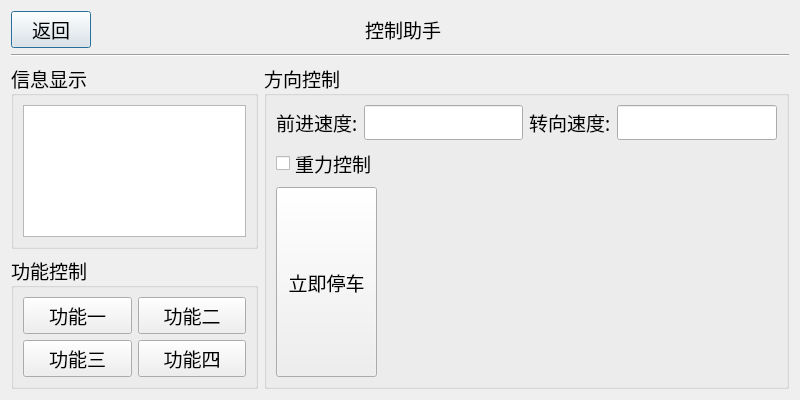
Old version of the form controlwindow.ui in the repository ZzzzzzS/uper2018.
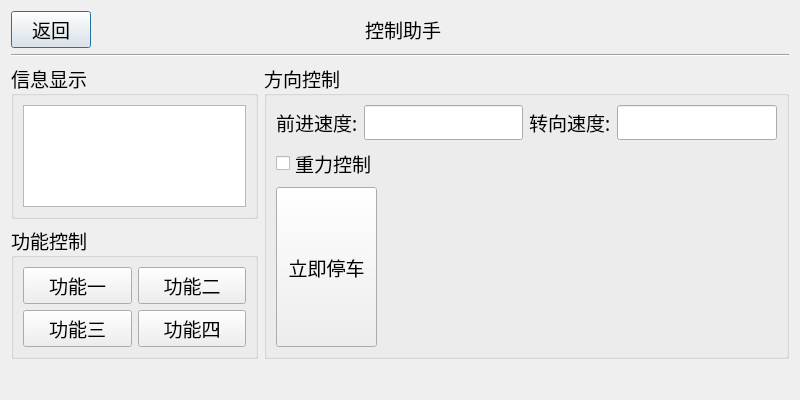
New version of the form.

The edit to the form file:
```diff
--- a/controlwindow.ui
+++ b/controlwindow.ui
@@ -92,7 +92,14 @@
            </property>
            <layout class="QGridLayout" name="gridLayout_3">
             <item row="0" column="0">
-             <widget class="QTextEdit" name="MessageEdit"/>
+             <widget class="QTextEdit" name="MessageEdit">
+              <property name="documentTitle">
+               <string/>
+              </property>
+              <property name="readOnly">
+               <bool>true</bool>
+              </property>
+             </widget>
             </item>
            </layout>
           </widget>
@@ -237,6 +244,22 @@
        </item>
       </layout>
      </item>
+     <item>
+      <spacer name="verticalSpacer">
+       <property name="orientation">
+        <enum>Qt::Vertical</enum>
+       </property>
+       <property name="sizeType">
+        <enum>QSizePolicy::Fixed</enum>
+       </property>
+       <property name="sizeHint" stdset="0">
+        <size>
+         <width>20</width>
+         <height>30</height>
+        </size>
+       </property>
+      </spacer>
+     </item>
     </layout>
    </item>
   </layout>
```
Left out of the diff: 12 changed lines with no effect on the pictures.
